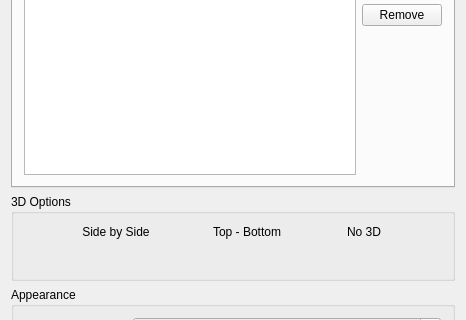
First picture: the form in src/sub3dtoolgui.ui, repository tuxamito/sub3dtool-gui, before the edit; both pictures show x 0 to 466 and y 128 to 448 of the 466 by 577 pixel window.
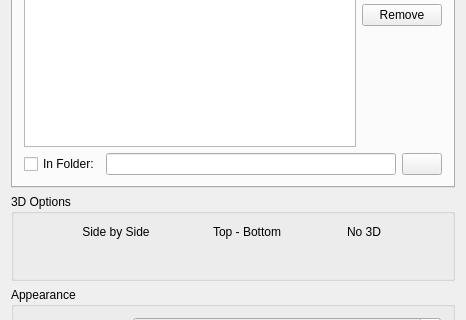
Second picture: the form after the edit. The open tabs and pages were chosen to show the change. Icons and pictures are not drawn.

Commit message: Relative paths option included

```diff
--- a/src/sub3dtoolgui.ui
+++ b/src/sub3dtoolgui.ui
@@ -101,7 +101,9 @@
       <attribute name="title">
        <string>Multiple Files</string>
       </attribute>
-      <layout class="QHBoxLayout" name="horizontalLayout_3">
+      <layout class="QVBoxLayout" name="verticalLayout_5">
+       <item>
+        <layout class="QHBoxLayout" name="horizontalLayout_5">
        <item>
         <widget class="QTableWidget" name="table">
          <property name="sizePolicy">
@@ -177,6 +179,39 @@
         </layout>
        </item>
       </layout>
+       </item>
+       <item>
+        <layout class="QHBoxLayout" name="horizontalLayout_3">
+         <item>
+          <widget class="QCheckBox" name="checkNewPath">
+           <property name="text">
+            <string>In Folder:</string>
+           </property>
+          </widget>
+         </item>
+         <item>
+          <widget class="QLineEdit" name="lineNewPath"/>
+         </item>
+         <item>
+          <widget class="QPushButton" name="buttonNewPath">
+           <property name="text">
+            <string/>
+           </property>
+           <property name="icon">
+            <iconset resource="sub3dtool-gui-images.qrc">
+             <normaloff>:/icons/images/folder-documents-icon.png</normaloff>:/icons/images/folder-documents-icon.png</iconset>
+           </property>
+           <property name="iconSize">
+            <size>
+             <width>24</width>
+             <height>24</height>
+            </size>
+           </property>
+          </widget>
+         </item>
+        </layout>
+       </item>
+      </layout>
      </widget>
     </widget>
    </item>
```
Left out of the diff: 34 changed lines with no effect on the pictures. Lines whose indentation alone changed are shown as unchanged. The commit also changes 2 other files.
